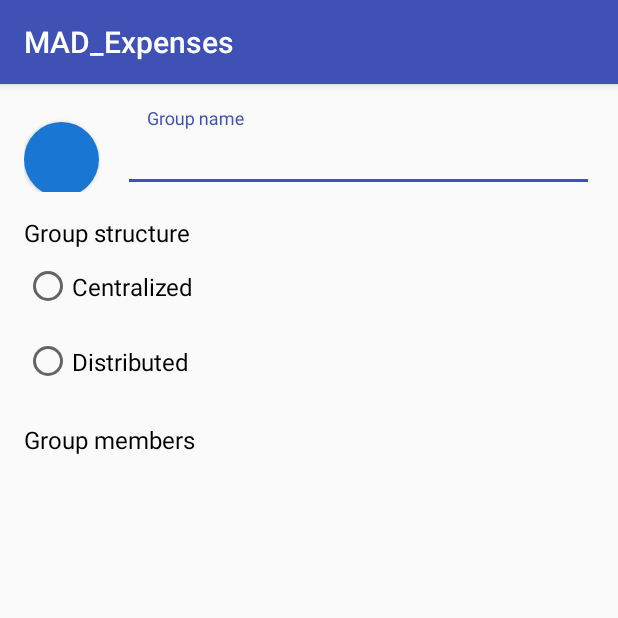
After one commit to RizzoV/MAD_Expenses, an Android app: the CreateGroupActivity screen opened directly, with no data from a screen before it, on a phone screen of 412 x 824 dp, the top half of it. The commit adds this screen. Run offline under Robolectric (Android 15) with nearby library versions, the phone set to English and light mode, and no system bars.

Commit message:
Inizio implementazione layout per creazione gruppo

```diff
--- a/app/src/main/AndroidManifest.xml
+++ b/app/src/main/AndroidManifest.xml
@@ -2,7 +2,7 @@
 <manifest xmlns:android="http://schemas.android.com/apk/res/android"
     package="it.polito.mad.team19.mad_expenses">
 
-    <application
+     <application
         android:allowBackup="true"
         android:icon="@mipmap/ic_launcher"
         android:label="@string/app_name"
@@ -15,24 +15,24 @@
             android:theme="@style/AppTheme">
             <intent-filter>
                 <action android:name="android.intent.action.MAIN" />
+
                 <category android:name="android.intent.category.LAUNCHER" />
             </intent-filter>
         </activity>
         <activity
             android:name=".GroupActivity"
             android:label="@string/title_activity_group"
-            android:theme="@style/AppTheme.NoActionBar" >
-
+            android:theme="@style/AppTheme.NoActionBar">
             <meta-data
                 android:name="android.support.PARENT_ACTIVITY"
                 android:value=".GroupsListActivity" />
-
-            </activity>
+        </activity>
         <activity android:name=".MeActivity">
             <meta-data
                 android:name="android.support.PARENT_ACTIVITY"
                 android:value=".GroupActivity" />
         </activity>
+        <activity android:name=".CreateGroupActivity" />
     </application>
 
 </manifest>
--- /dev/null
+++ b/app/src/main/java/it/polito/mad/team19/mad_expenses/CreateGroupActivity.java
@@ -0,0 +1,13 @@
+package it.polito.mad.team19.mad_expenses;
+
+import android.support.v7.app.AppCompatActivity;
+import android.os.Bundle;
+
+public class CreateGroupActivity extends AppCompatActivity {
+
+    @Override
+    protected void onCreate(Bundle savedInstanceState) {
+        super.onCreate(savedInstanceState);
+        setContentView(R.layout.activity_create_group_frag2);
+    }
+}
--- /dev/null
+++ b/app/src/main/res/layout/activity_create_group_frag1.xml
@@ -0,0 +1,14 @@
+<?xml version="1.0" encoding="utf-8"?>
+<LinearLayout xmlns:android="http://schemas.android.com/apk/res/android"
+    android:layout_width="match_parent"
+    android:layout_height="match_parent"
+    android:orientation="vertical"
+    android:padding="@dimen/activity_horizontal_margin">
+
+    <Spinner
+        android:id="@+id/members_spinner"
+        android:layout_width="match_parent"
+        android:layout_height="match_parent">
+    </Spinner>
+
+</LinearLayout>
--- /dev/null
+++ b/app/src/main/res/layout/activity_create_group_frag2.xml
@@ -0,0 +1,82 @@
+<?xml version="1.0" encoding="utf-8"?>
+<LinearLayout xmlns:android="http://schemas.android.com/apk/res/android"
+    android:layout_width="match_parent"
+    android:layout_height="match_parent"
+    android:orientation="vertical"
+    android:padding="@dimen/activity_horizontal_margin">
+
+
+    <LinearLayout
+        android:layout_width="match_parent"
+        android:layout_height="wrap_content">
+
+        <Button
+            android:id="@+id/select_group_image_button"
+            android:text=""
+            android:layout_width="50dp"
+            android:layout_height="50dp"
+            android:background="@drawable/circle"
+            android:layout_marginRight="@dimen/activity_horizontal_margin"
+            />
+
+        <android.support.design.widget.TextInputLayout
+            android:layout_width="match_parent"
+            android:layout_height="wrap_content">
+            <EditText
+                android:paddingLeft="@dimen/activity_horizontal_margin"
+                android:id="@+id/group_name_et"
+                android:layout_width="match_parent"
+                android:layout_height="wrap_content"
+                android:hint="@string/group_name"
+                android:inputType="text"
+                android:maxLines="1"/>
+        </android.support.design.widget.TextInputLayout>
+    </LinearLayout>
+
+
+
+    <TextView
+        android:layout_width="match_parent"
+        android:layout_height="wrap_content"
+        android:paddingTop="@dimen/activity_vertical_margin"
+        android:text="@string/group_structure"
+        android:textColor="#000000"
+        android:textSize="@dimen/normal_text_size"
+        />
+
+    <RadioGroup
+        android:id="@+id/radio_group_structure"
+        android:layout_width="match_parent"
+        android:layout_height="wrap_content"
+        android:orientation="vertical">
+
+        <RadioButton
+            android:id="@+id/radio_centralized"
+            android:layout_width="match_parent"
+            android:layout_height="50dp"
+            android:text="@string/centralized"
+            android:textSize="@dimen/normal_text_size"/>
+
+        <RadioButton
+            android:id="@+id/radio_distributed"
+            android:layout_width="match_parent"
+            android:layout_height="50dp"
+            android:text="@string/distributed"
+            android:textSize="@dimen/normal_text_size"/>
+    </RadioGroup>
+
+    <TextView
+        android:layout_width="wrap_content"
+        android:layout_height="wrap_content"
+        android:paddingTop="@dimen/activity_vertical_margin"
+        android:text="@string/group_members"
+        android:textColor="#000000"
+        android:textSize="@dimen/normal_text_size" />
+
+    <ListView
+        android:id="@+id/members_list"
+        android:layout_width="match_parent"
+        android:layout_height="match_parent">
+    </ListView>
+
+</LinearLayout>
--- a/app/src/main/res/values/dimens.xml
+++ b/app/src/main/res/values/dimens.xml
@@ -6,5 +6,5 @@
     <dimen name="appbar_padding_top">8dp</dimen>
     <dimen name="titles_size">22sp</dimen>
     <dimen name="big_titles_size">28sp</dimen>
-
+    <dimen name="normal_text_size">16sp</dimen>
 </resources>
--- a/app/src/main/res/values/strings.xml
+++ b/app/src/main/res/values/strings.xml
@@ -11,4 +11,13 @@
     <string name="debit">Debit</string>
     <string name="summary">Summary</string>
     <string name="total">Total</string>
+    <string name="title_activity_login">Sign in</string>
+
+    <!-- Strings related to the creation of a new group -->
+    <string name="group_name">Group name</string>
+    <string name="group_members">Group members</string>
+    <string name="group_structure">Group structure</string>
+    <string name="centralized">Centralized</string>
+    <string name="distributed">Distributed</string>
+    <string name="search_person">Search person</string>
 </resources>
```
Also changed, not shown: app/src/main/res/drawable-hdpi/centralized.png (added).
